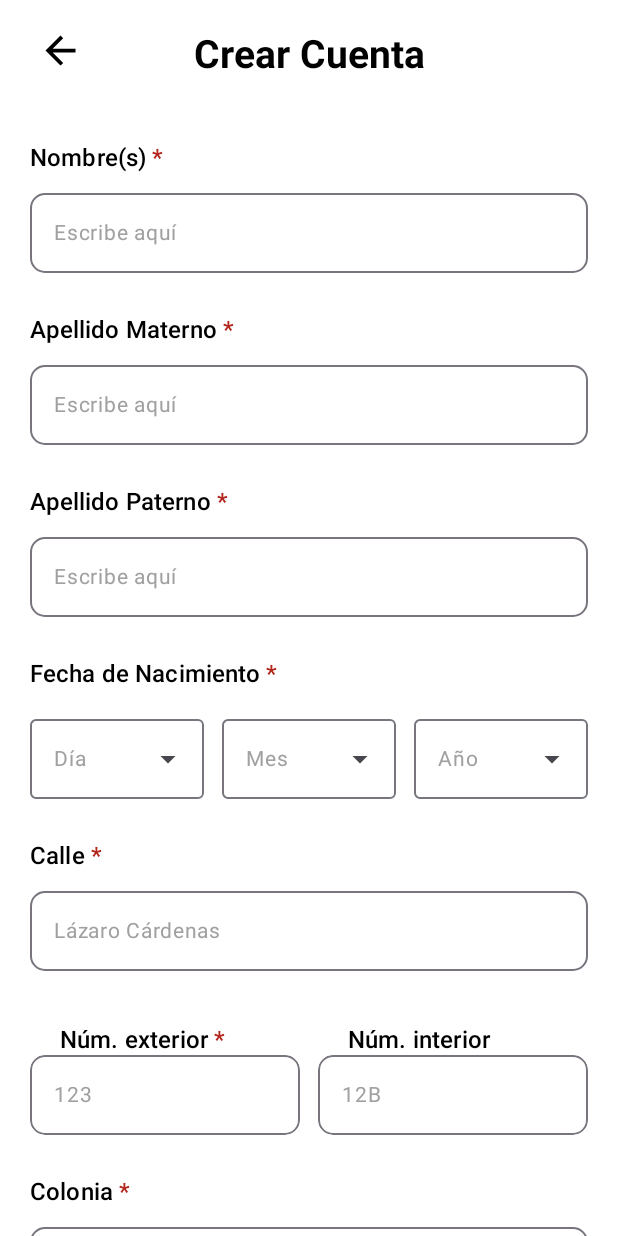
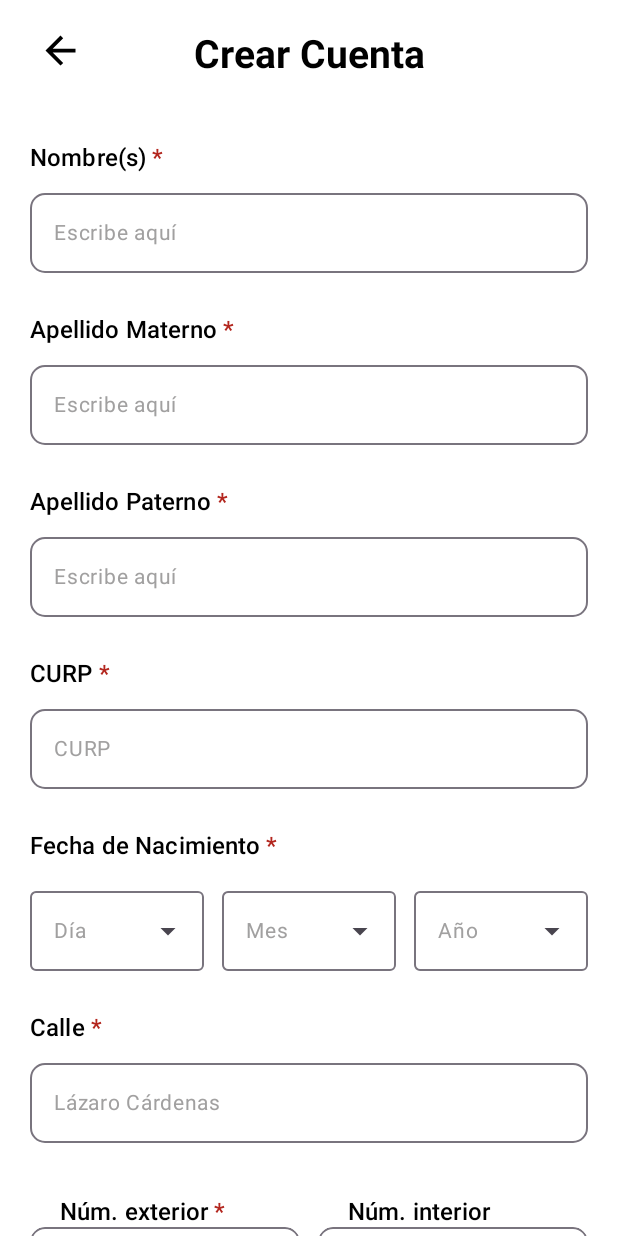
Before and after one commit to FernandaPat/BeneficioApp, an Android app built with Jetpack Compose: the @Preview function CrearCuentaPreview, on a phone screen of 412 x 824 dp. Run offline under Robolectric (Android 15) with nearby library versions, the phone set to English and light mode, and no system bars.

Commit message:
Add CURP field to Crear_Cuenta screen
Introduced a new CURP label and input field to the Crear_Cuenta registration screen to capture CURP information from users.

```diff
--- a/app/src/main/java/mx/mfpp/beneficioapp/view/Crear_Cuenta.kt
+++ b/app/src/main/java/mx/mfpp/beneficioapp/view/Crear_Cuenta.kt
@@ -88,6 +88,8 @@ fun Crear_Cuenta(navController: NavController, modifier: Modifier = Modifier) {
             CapturaTexto("Escribe aquí", 30)
             Etiqueta("Apellido Paterno" , true)
             CapturaTexto("Escribe aquí", 30)
+            Etiqueta("CURP",true)
+            CapturaTexto("CURP", 18)
             Etiqueta(texto = "Fecha de Nacimiento", true)
             Fecha_nacimiento(
                 onFechaChange = { d, m, a -> }
```
